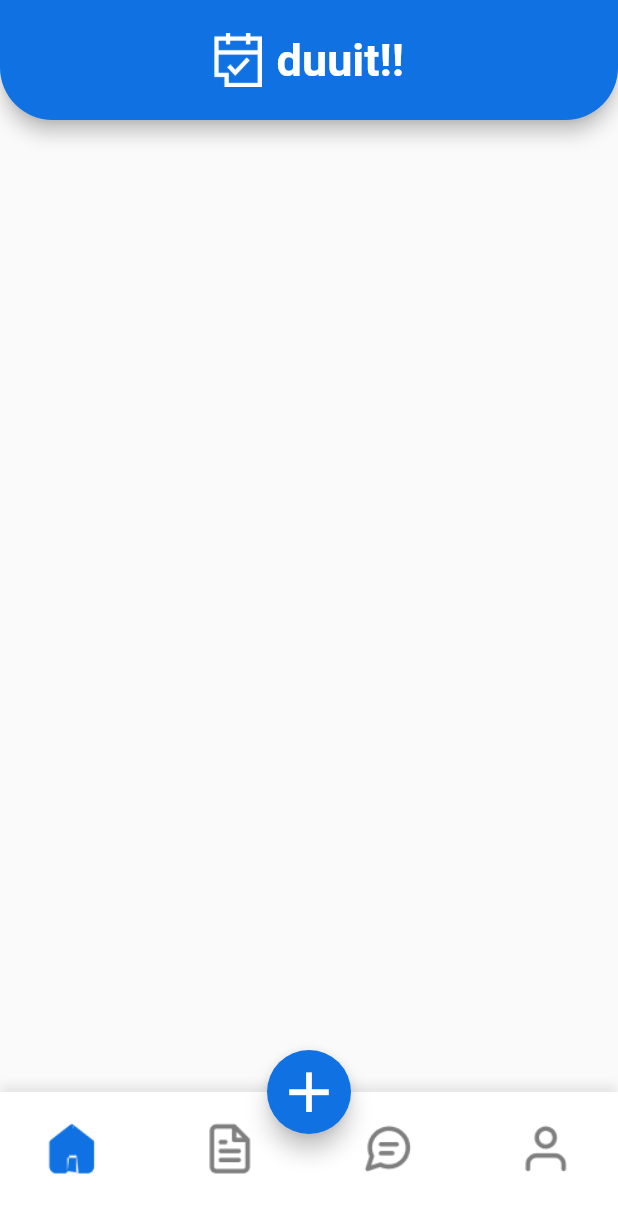
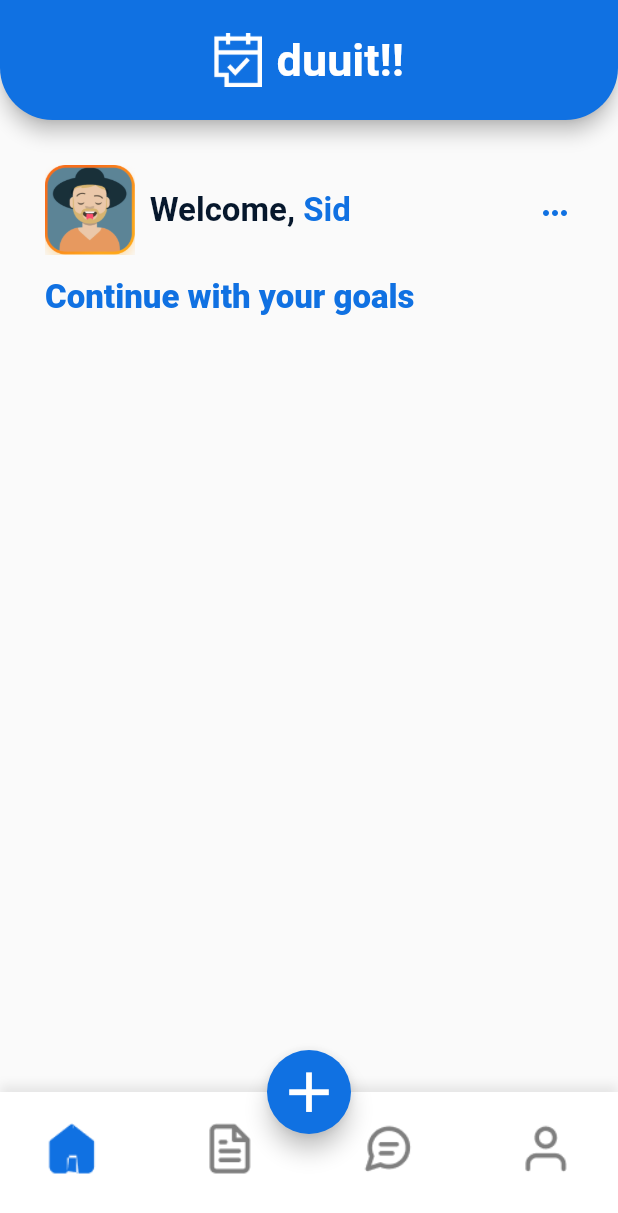
Before and after one commit to priyanshu-sekhar/duuit-app, a Flutter app: the HomeScreen screen opened by its route, on a phone screen of 412 x 824 dp. Shown: the top 1213 px of the screen. Run offline on Flutter 3.47's test engine with Material 2 defaults, Android fonts, the phone set to English and light mode, and no system bars.

Commit message:
Added welcome text and header

```diff
--- a/lib/src/screens/menu/home_screen.dart
+++ b/lib/src/screens/menu/home_screen.dart
@@ -1,5 +1,7 @@
+import 'package:duuit/src/widgets/app_rich_text.dart';
 import 'package:duuit/src/widgets/footer.dart';
 import 'package:duuit/src/widgets/header.dart';
+import 'package:duuit/src/widgets/profile_pic.dart';
 import 'package:flutter/cupertino.dart';
 import 'package:flutter/material.dart';
 
@@ -10,6 +12,20 @@ class HomeScreen extends StatelessWidget {
   Widget build(BuildContext context) {
     return Scaffold(
         appBar: Header(),
+        body: Container(
+          margin: EdgeInsets.all(30),
+          child: Column(
+            crossAxisAlignment: CrossAxisAlignment.start,
+            children: [
+              welcomeWidget(),
+              Padding(padding: EdgeInsets.only(bottom: 15)),
+              AppRichText(
+                highlightedText: 'Continue with your goals',
+                fontSize: 22,
+              )
+            ],
+          ),
+        ),
         floatingActionButton: FloatingActionButton(
           child: Icon(
             Icons.add,
@@ -22,4 +38,40 @@ class HomeScreen extends StatelessWidget {
         floatingActionButtonLocation: FloatingActionButtonLocation.centerDocked,
         bottomNavigationBar: Footer());
   }
+
+  Widget welcomeWidget() {
+    return Stack(
+      children: [
+        Row(
+          crossAxisAlignment: CrossAxisAlignment.center,
+          children: [
+            ProfilePic(
+              height: 60,
+            ),
+            Padding(padding: EdgeInsets.only(left: 10)),
+            Flexible(
+              fit: FlexFit.loose,
+              child: Container(
+                padding: EdgeInsets.only(right: 20), // this is to prevent overflow to more icon
+                child: AppRichText(
+                  header: 'Welcome, ',
+                  highlightedText: 'Sid',
+                  fontSize: 22,
+                  fontWeight: FontWeight.w600,
+                ),
+              ),
+            ),
+          ],
+        ),
+        Positioned(
+          child: Icon(
+            Icons.more_horiz_sharp,
+            color: Color(0xFF1071E2),
+          ),
+          right: 0,
+          top: 20
+        )
+      ],
+    );
+  }
 }
--- a/lib/src/widgets/app_rich_text.dart
+++ b/lib/src/widgets/app_rich_text.dart
@@ -5,12 +5,14 @@ class AppRichText extends StatelessWidget {
   final String header;
   final String highlightedText;
   final double fontSize;
+  final FontWeight fontWeight;
 
   AppRichText({
     this.leadingText = '',
     this.header,
     this.highlightedText,
-    this.fontSize = 30
+    this.fontSize = 30,
+    this.fontWeight = FontWeight.w800
   });
 
   @override
@@ -20,7 +22,7 @@ class AppRichText extends StatelessWidget {
           text: leadingText,
           style: TextStyle(
             fontSize: fontSize,
-            fontWeight: FontWeight.w800,
+            fontWeight: fontWeight,
             color: Color(0xFF1071E2),
           ),
           children: <TextSpan>[
--- a/lib/src/widgets/profile_pic.dart
+++ b/lib/src/widgets/profile_pic.dart
@@ -1,11 +1,18 @@
 import 'package:flutter/cupertino.dart';
 
 class ProfilePic extends StatelessWidget {
+  final double height;
+
+  ProfilePic({this.height});
+
   @override
   Widget build(BuildContext context) {
     return Container(
       decoration: BoxDecoration(borderRadius: BorderRadius.circular(20)),
-      child: Image.asset('assets/profile_pic.png'),
+      child: Image.asset(
+        'assets/profile_pic.png',
+        height: height != null ? height : null,
+      ),
     );
   }
 }
```
Also changed, not shown: assets/2.0x/profile_pic.png, assets/3.0x/profile_pic.png, assets/profile_pic.png.
